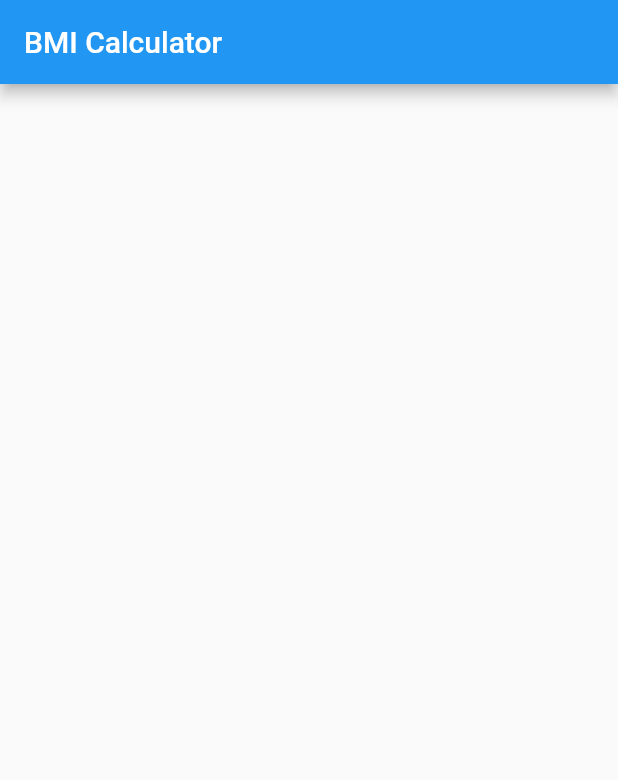
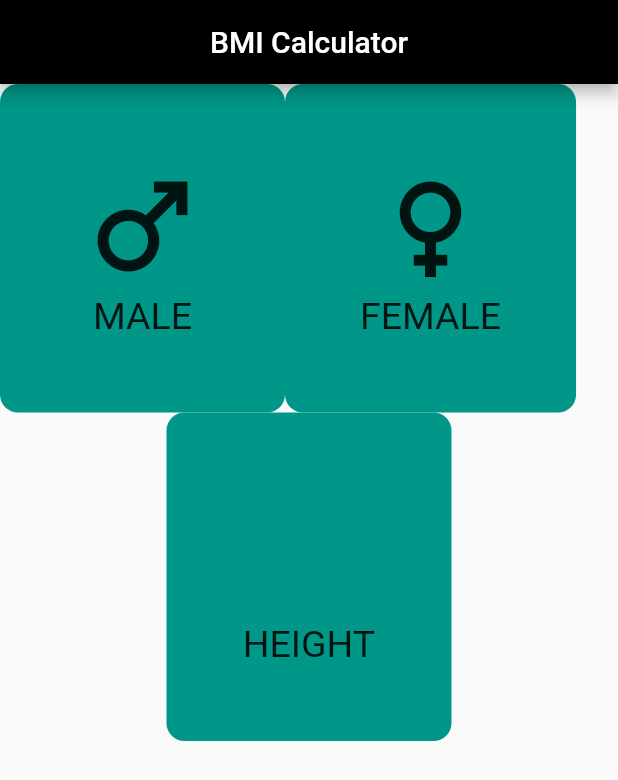
Before and after one commit to fluttberry/bmi_calculator_app, a Flutter app: the screen it shows after launch, on a phone screen of 412 x 824 dp. Shown: the top 780 px of the screen. Run offline on Flutter 3.47's test engine with Material 2 defaults, Android fonts, the phone set to English and light mode, and no system bars.

Commit message:
bmi_app_ongoing

```diff
--- a/lib/presentations/pages/home_page.dart
+++ b/lib/presentations/pages/home_page.dart
@@ -1,3 +1,4 @@
+import 'package:bmi_app/presentations/widgets/custom_container.dart';
 import 'package:flutter/material.dart';
 
 class HomePage extends StatelessWidget {
@@ -7,14 +8,21 @@ class HomePage extends StatelessWidget {
   Widget build(BuildContext context) {
     return Scaffold(
       appBar: AppBar(
+        backgroundColor: Colors.black,
         title: const Text('BMI Calculator'),
+        centerTitle: true,
       ),
       body: Column(children: [
-        Row(children: [
-          Container(
+        Row(
+          children: const [
+            CustomContainer(text: 'male', icons: Icons.male),
+            CustomContainer(text: 'female', icons: Icons.female),
+          ],
+        ),
+        const CustomContainer(
+          text: 'height',
 
-          )
-        ],)
+        )
       ]),
     );
   }
--- /dev/null
+++ b/lib/presentations/widgets/custom_container.dart
@@ -0,0 +1,35 @@
+import 'package:flutter/material.dart';
+
+class CustomContainer extends StatelessWidget {
+  final IconData? icons;
+
+  final String? text;
+  const CustomContainer({
+    this.icons,
+    this.text,
+    Key? key,
+  }) : super(key: key);
+
+  @override
+  Widget build(BuildContext context) {
+    return Container(
+      decoration: BoxDecoration(
+        borderRadius: BorderRadius.circular(12),
+        color: Colors.teal,
+      ),
+      padding: const EdgeInsets.all(50),
+      child: Column(
+        children: [
+          Icon(
+            icons,
+            size: 90,
+          ),
+          Text(
+            text!.toUpperCase(),
+            style: const TextStyle(fontSize: 25),
+          ),
+        ],
+      ),
+    );
+  }
+}
--- a/pubspec.yaml
+++ b/pubspec.yaml
@@ -36,6 +36,7 @@ dependencies:
   # The following adds the Cupertino Icons font to your application.
   # Use with the CupertinoIcons class for iOS style icons.
   cupertino_icons: ^1.0.2
+  icony: ^1.0.5
 
 dev_dependencies:
   flutter_test:
```
Also changed, not shown: pubspec.lock.
